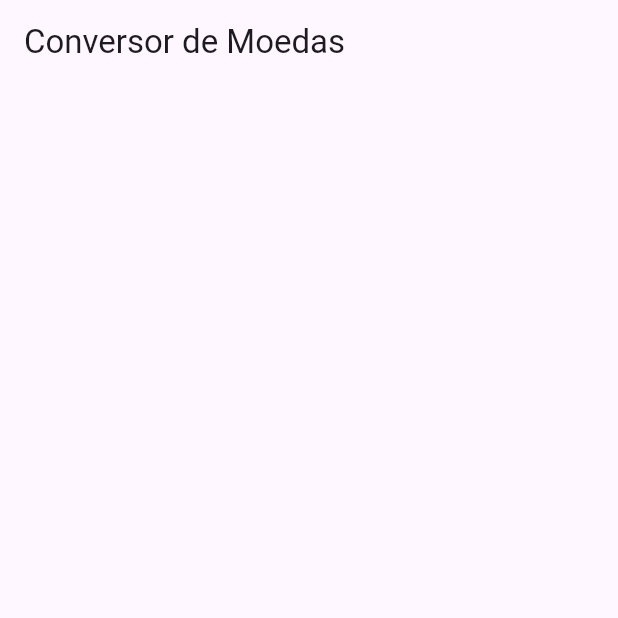
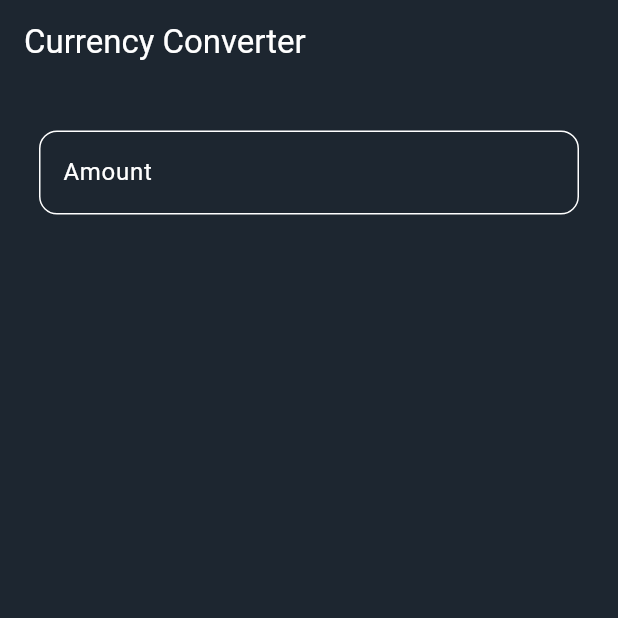
Before and after one commit to lucashenrique22/conversor-moedas-flutter, a Flutter app: the screen it shows after launch, on a phone screen of 412 x 824 dp, the top half of it. Run offline on Flutter 3.47's test engine with Material 3 defaults, Android fonts, the phone set to English and light mode, and no system bars.

Commit message:
criando input para conversao

```diff
--- a/lib/currency_converter_home.dart
+++ b/lib/currency_converter_home.dart
@@ -8,11 +8,62 @@ class CurrencyConverterHome extends StatefulWidget {
 }
 
 class _CurrencyConverterHomeState extends State<CurrencyConverterHome> {
+  String fromCurrency = 'USD';
+  String toCurrency = 'EUR';
+  double amount = 0.0;
+  double rate = 0.0;
+  double total = 0.0;
+  TextEditingController amountController = TextEditingController();
+  List<String> currencies = [];
 
   @override
   Widget build(BuildContext context) {
     return Scaffold(
-      appBar: AppBar(title: Text('Conversor de Moedas'))
+      backgroundColor: Color(0xFF1d2630),
+      appBar: AppBar(
+        backgroundColor: Colors.transparent,
+        foregroundColor: Colors.white,
+        elevation: 0,
+        title: Text('Currency Converter'),
+      ),
+      body: Padding(
+        padding: EdgeInsets.all(16.0),
+        child: SingleChildScrollView(
+          child: Column(
+            children: [
+              Padding(
+                padding: EdgeInsets.symmetric(vertical: 15.0, horizontal: 10.0),
+                child: TextField(
+                  controller: amountController,
+                  keyboardType: TextInputType.number,
+                  style: TextStyle(color: Colors.white),
+                  decoration: InputDecoration(
+                    labelText: 'Amount',
+                    border: OutlineInputBorder(
+                      borderRadius: BorderRadius.circular(12.0),
+                    ),
+                    labelStyle: TextStyle(color: Colors.white),
+                    enabledBorder: OutlineInputBorder(
+                      borderRadius: BorderRadius.circular(12.0),
+                      borderSide: BorderSide(color: Colors.white),
+                    ),
+                    focusedBorder: OutlineInputBorder(
+                      borderRadius: BorderRadius.circular(12.0),
+                      borderSide: BorderSide(color: Colors.white),
+                    ),
+                  ),
+                  onChanged: (value) {
+                    setState(() {
+                      amount = double.tryParse(value) ?? 0.0;
+                      total = amount * rate;
+                    });
+                  },
+                ),
+              ),
+            ],
+          ),
+        ),
+      ),
     );
   }
 }
```
